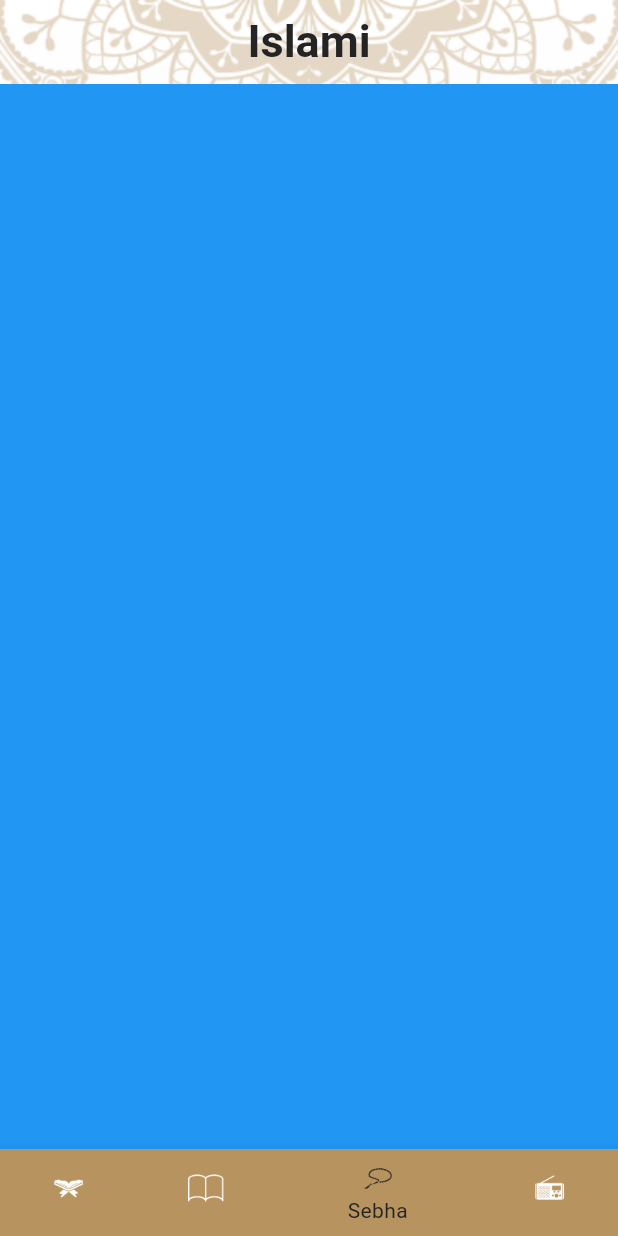
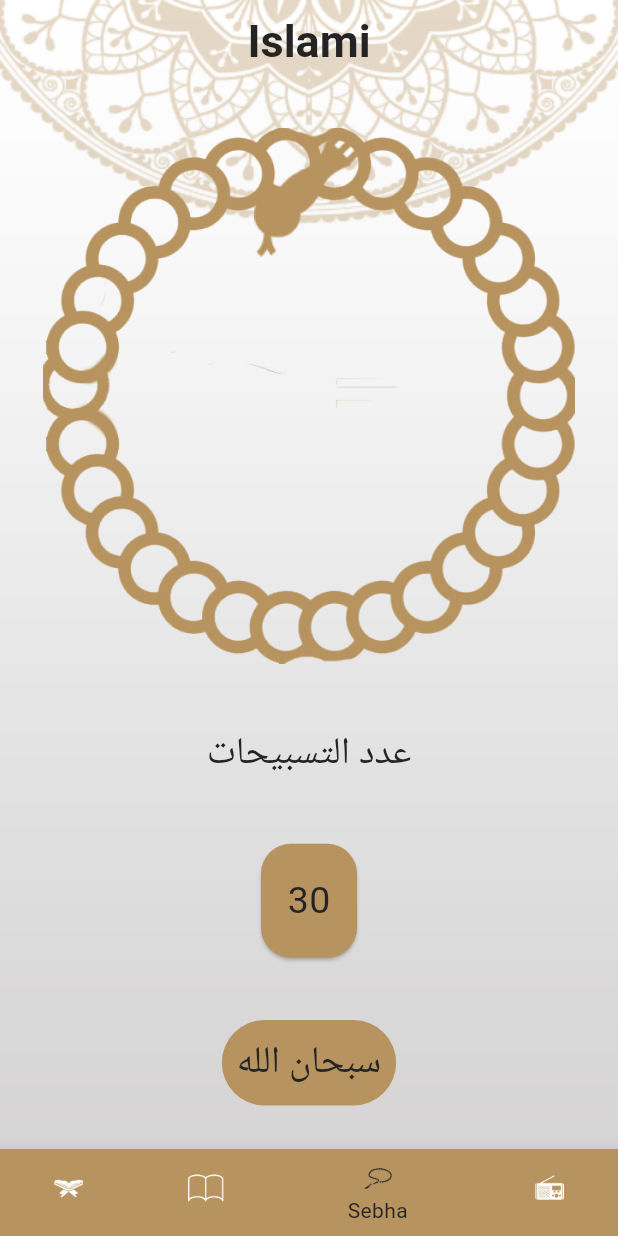
Before and after one commit to sherifHamdyAhmed93/flutter_islamic_app, a Flutter app: the screen it shows after launch, item 3 of the bottom bar chosen, on a phone screen of 412 x 824 dp. Run offline on Flutter 3.47's test engine with Material 3 defaults, Android fonts, the light colour scheme and no system bars; our stand-ins replace flutter_native_splash.

Commit message:
Finish sebha tab design.

```diff
--- a/lib/sebha/sebha.dart
+++ b/lib/sebha/sebha.dart
@@ -1,10 +1,61 @@
 import 'package:flutter/material.dart';
+
+import '../app_colors.dart';
 
 class SebhaScreen extends StatelessWidget {
   const SebhaScreen({super.key});
 
   @override
   Widget build(BuildContext context) {
-    return Container(color: Colors.blue,);
+    return Container(
+      // color: Colors.red,
+      margin: EdgeInsets.symmetric(
+        horizontal: MediaQuery.of(context).size.width * 0.07,
+        vertical: MediaQuery.of(context).size.width * 0.02,
+      ),
+      child: Column(
+        mainAxisAlignment: MainAxisAlignment.spaceAround,
+        children: [
+          Center(
+            child: Stack(alignment: Alignment.topCenter, children: [
+              Image.asset('assets/images/head_of_seb7a.png'),
+              Image.asset(
+                'assets/images/body_of_seb7a.png',
+                fit: BoxFit.cover,
+              )
+            ]),
+          ),
+          Text(
+            'عدد التسبيحات',
+            textAlign: TextAlign.center,
+            style: Theme.of(context).textTheme.bodyMedium,
+          ),
+          ElevatedButton(
+            onPressed: () {},
+            child: Text(
+              '30',
+              style: Theme.of(context).textTheme.bodyMedium,
+            ),
+            style: ElevatedButton.styleFrom(
+                backgroundColor: AppColors.primaryColor,
+                padding: EdgeInsets.symmetric(vertical: 20, horizontal: 10),
+                shape: RoundedRectangleBorder(
+                  borderRadius: BorderRadius.circular(20),
+                )),
+          ),
+          Container(
+            padding: EdgeInsets.all(10),
+            decoration: BoxDecoration(
+                color: AppColors.primaryColor,
+                borderRadius: BorderRadius.circular(30)),
+            child: Text(
+              'سبحان الله',
+              textAlign: TextAlign.center,
+              style: Theme.of(context).textTheme.bodyMedium,
+            ),
+          )
+        ],
+      ),
+    );
   }
 }
```
Also changed, not shown: assets/images/2.0x/Icon_metro_next@2x.png (added), assets/images/2.0x/Icon_metro_previous@2x.png (added), assets/images/2.0x/body_of_seb7a@2x.png (added), assets/images/2.0x/head_of_seb7a@2x.png (added), assets/images/2.0x/play@2x.png (added), assets/images/2.0x/radio_logo@2x.png (added), assets/images/3.0x/Icon_metro_next@3x.png (added), assets/images/3.0x/Icon_metro_previous@3x.png (added), assets/images/3.0x/body_of_seb7a@3x.png (added), assets/images/3.0x/head_of_seb7a@3x.png (added), assets/images/3.0x/play@3x.png (added), assets/images/3.0x/radio_logo@3x.png (added), assets/images/Icon_metro_next.png (added), assets/images/Icon_metro_previous.png (added), 4 more files.
